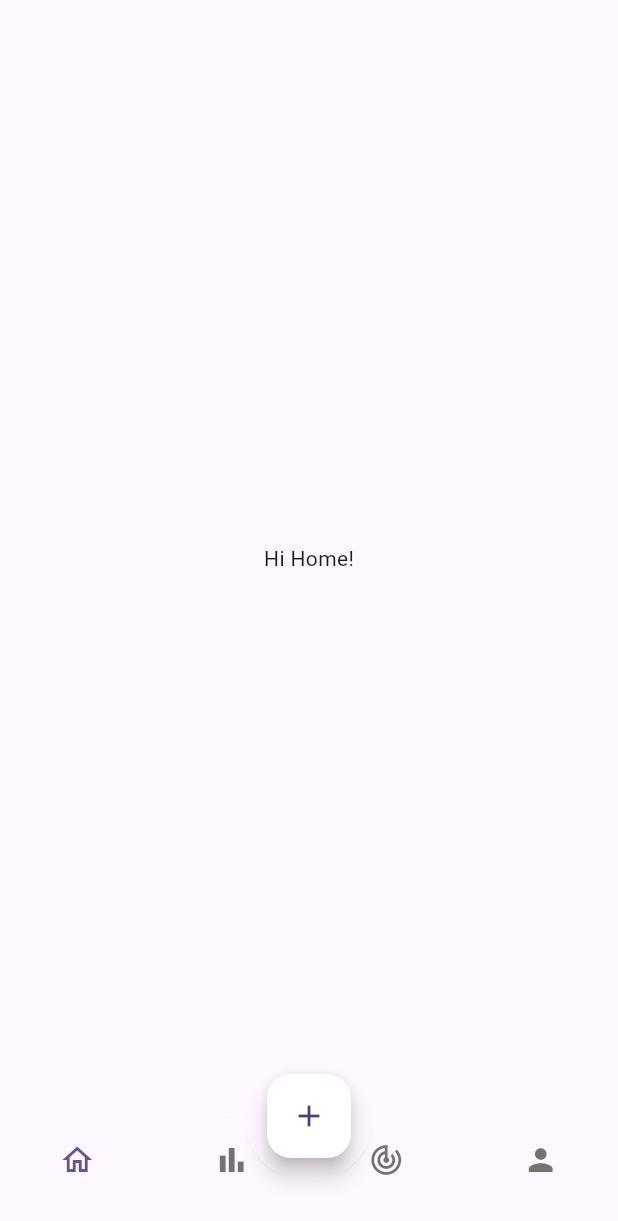
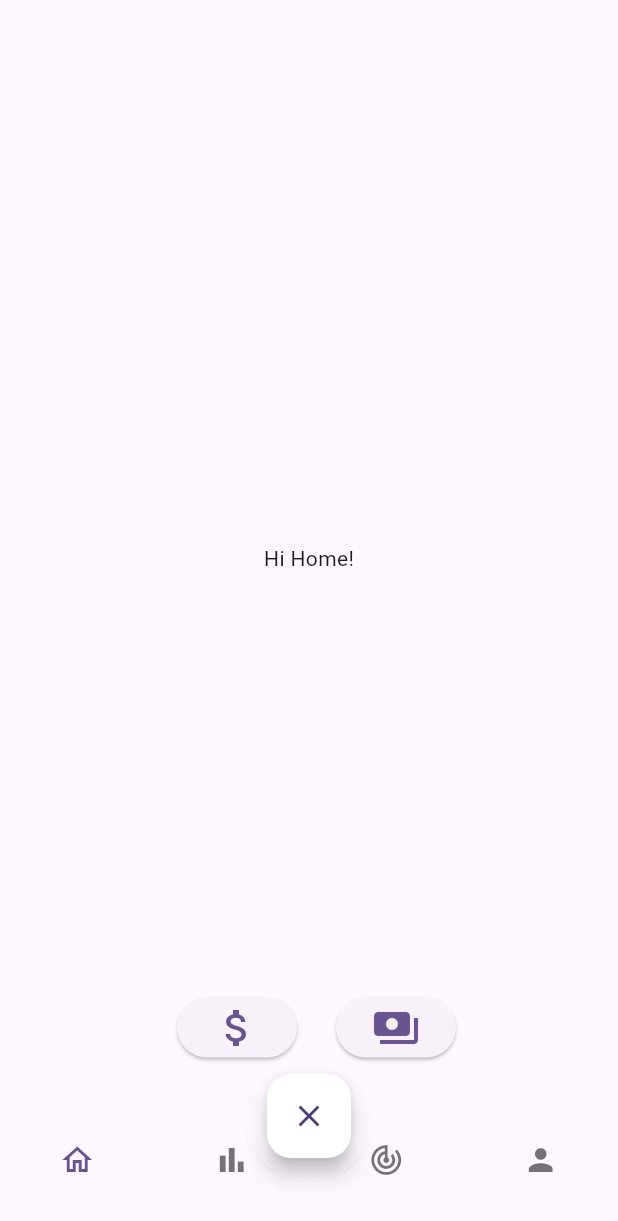
Before and after one commit to UnknownRori/budgetmate, a Flutter app: the screen it shows after launch, on a phone screen of 412 x 824 dp. Shown: the top 1221 px of the screen. Run offline on Flutter 3.47's test engine with Material 3 defaults, Android fonts, the light colour scheme and no system bars.

Commit message:
🛠️ fix bunch of stuff

```diff
--- a/lib/main.dart
+++ b/lib/main.dart
@@ -10,12 +10,26 @@
   runApp(MyApp());
 }
 
-class MyApp extends StatefulWidget {
+class MyApp extends StatelessWidget {
   @override
-  _MyAppState createState() => _MyAppState();
+  Widget build(BuildContext context) {
+    return MaterialApp(
+      title: 'Budget Mate',
+      theme: ThemeData(
+        colorScheme: ColorScheme.fromSeed(seedColor: Colors.deepPurple),
+        useMaterial3: true,
+      ),
+      home: MainPage(),
+    );
+  }
 }
 
-class _MyAppState extends State<MyApp> {
+class MainPage extends StatefulWidget {
+  @override
+  _MainPageState createState() => _MainPageState();
+}
+
+class _MainPageState extends State<MainPage> {
   int _currentIndex = 0;
   bool _isButtonExpanded = false;
   PageController _pageController = PageController(initialPage: 0);
@@ -29,13 +43,7 @@
   // This widget is the root of your application.
   @override
   Widget build(BuildContext context) {
-    return MaterialApp(
-      title: 'Budget Mate',
-      theme: ThemeData(
-        colorScheme: ColorScheme.fromSeed(seedColor: Colors.deepPurple),
-        useMaterial3: true,
-      ),
-      home: Scaffold(
+    return Scaffold(
       body: Stack(
         children: [
           PageView(
@@ -43,7 +51,51 @@
             onPageChanged: (index) => _changePage(index),
             children: _pages,
           ),
-            // TODO : Add Stack for Add Budget and Expenses
+          Positioned(
+            bottom: 35,
+            left: MediaQuery.of(context).size.width / 2.0 - 44 * 2,
+            child: AnimatedOpacity(
+              duration: const Duration(milliseconds: 500),
+              opacity: _isButtonExpanded ? 0.0 : 1.0,
+              child: Center(
+                child: Row(
+                  children: [
+                    ElevatedButton(
+                      onLongPress: () =>
+                          ScaffoldMessenger.of(context).showSnackBar(
+                        const SnackBar(
+                          content: Text("Add Income"),
+                          duration: Duration(seconds: 1),
+                        ),
+                      ),
+                      onPressed: () {},
+                      child: const Row(
+                        children: [
+                          Icon(Icons.attach_money, size: 32),
+                        ],
+                      ),
+                    ),
+                    const SizedBox(width: 26),
+                    ElevatedButton(
+                      onLongPress: () =>
+                          ScaffoldMessenger.of(context).showSnackBar(
+                        const SnackBar(
+                          content: Text("Add Expense"),
+                          duration: Duration(seconds: 1),
+                        ),
+                      ),
+                      onPressed: () {},
+                      child: const Row(
+                        children: [
+                          Icon(Icons.payments, size: 32),
+                        ],
+                      ),
+                    )
+                  ],
+                ),
+              ),
+            ),
+          ),
         ],
       ),
       floatingActionButton: Builder(
@@ -51,19 +103,28 @@
           return FloatingActionButton(
             onPressed: () {
               setState(() {
-                  _isButtonExpanded = true;
+                _isButtonExpanded = !_isButtonExpanded;
               });
             },
             backgroundColor: Colors.white,
             elevation: 6.0,
-              child: const Icon(Icons.add),
+            child: AnimatedSwitcher(
+              duration: const Duration(milliseconds: 1000),
+              transitionBuilder: (Widget child, Animation<double> animation) {
+                return FadeTransition(opacity: animation, child: child);
+              },
+              key: ValueKey<bool>(_isButtonExpanded),
+              child: _isButtonExpanded
+                  ? const Icon(Icons.description)
+                  : const Icon(Icons.close),
+            ),
           );
         },
       ),
       floatingActionButtonLocation: FloatingActionButtonLocation.centerDocked,
       bottomNavigationBar: BottomAppBar(
         shape: const CircularNotchedRectangle(),
-          padding: EdgeInsets.all(0.0),
+        padding: const EdgeInsets.all(0.0),
         clipBehavior: Clip.antiAlias,
         elevation: 4,
         notchMargin: 16.0,
@@ -71,7 +132,8 @@
           child: BottomNavigationBar(
             onTap: (index) {
               _pageController.animateToPage(index,
-                    duration: Duration(milliseconds: 500), curve: Curves.ease);
+                  duration: const Duration(milliseconds: 500),
+                  curve: Curves.ease);
             },
             type: BottomNavigationBarType.fixed,
             currentIndex: _currentIndex,
@@ -96,7 +158,6 @@
           ),
         ),
       ),
-      ),
     );
   }
 
```
Lines whose indentation alone changed are shown as unchanged.
